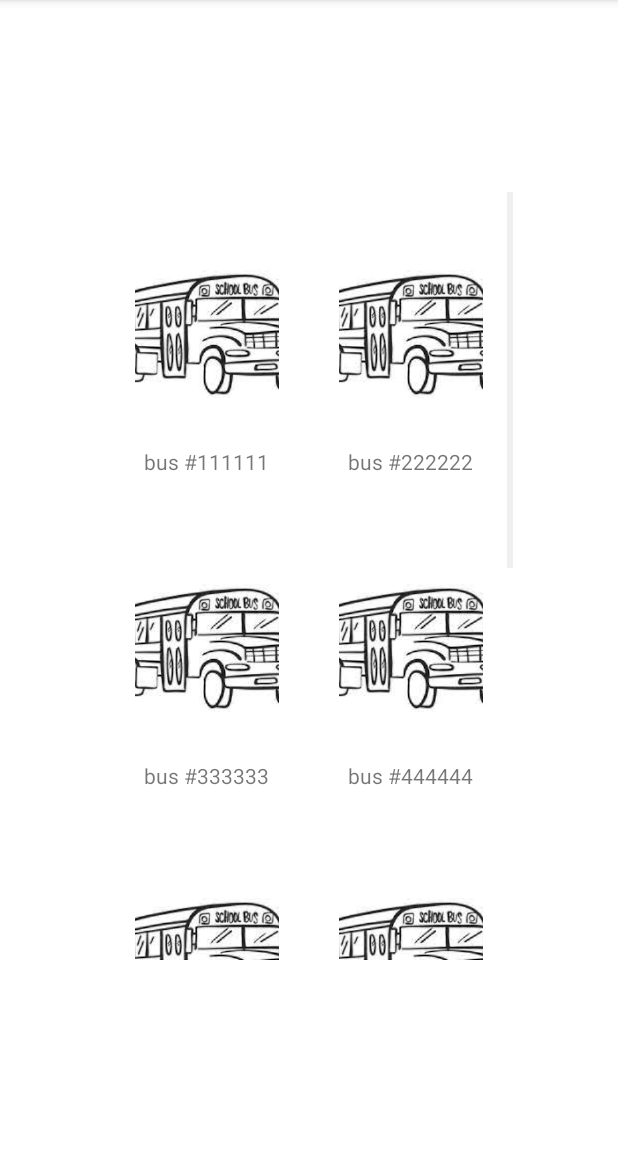
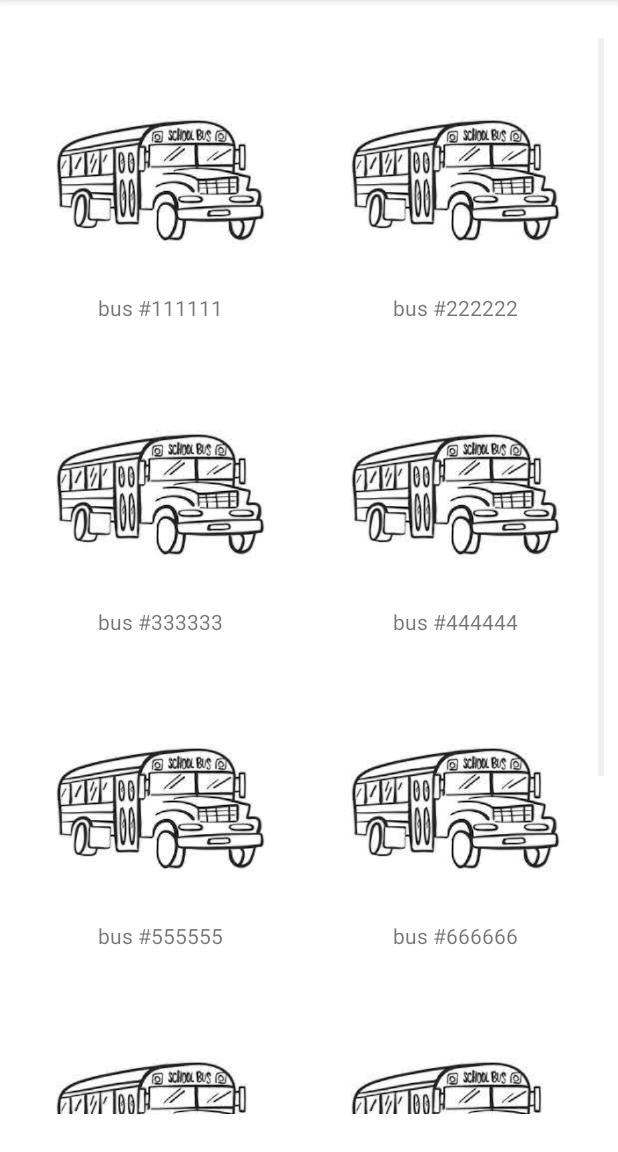
Before and after one commit to GershmanD/project_v2, an Android app: the TripScreen screen opened directly, with no data from a screen before it, on a phone screen of 412 x 824 dp, the part 84-1236 px from its top. Run offline under Robolectric (Android 15) with nearby library versions, the phone set to English and light mode, and no system bars.

Commit message:
i copies :)

```diff
--- a/app/src/main/java/com/example/myapplication/TripScreen.java
+++ b/app/src/main/java/com/example/myapplication/TripScreen.java
@@ -32,6 +32,7 @@ public class TripScreen extends AppCompatActivity {
         buses.add(new Bus(777777, "3037485"));
         buses.add(new Bus(888888, "3037485"));
         buses.add(new Bus(999999, "3037485"));
+        buses.add(new Bus(999999, "3037485"));
 
         adapter = new GridAdapter(TripScreen.this, buses);
         gridView.setAdapter(adapter);
--- a/app/src/main/res/layout/activity_trip_screen.xml
+++ b/app/src/main/res/layout/activity_trip_screen.xml
@@ -8,13 +8,13 @@
 
     <GridView
         android:id="@+id/gridview_buses_trip"
-        android:layout_width="272dp"
-        android:layout_height="512dp"
+        android:layout_width="394dp"
+        android:layout_height="717dp"
+        android:numColumns="2"
         app:layout_constraintBottom_toBottomOf="parent"
         app:layout_constraintEnd_toEndOf="parent"
+        app:layout_constraintHorizontal_bias="0.47"
         app:layout_constraintStart_toStartOf="parent"
-        app:layout_constraintTop_toTopOf="parent"
-        android:numColumns="2"
-        />
+        app:layout_constraintTop_toTopOf="parent" />
 
 </androidx.constraintlayout.widget.ConstraintLayout>
```
Also changed, not shown: app/src/main/java/com/example/myapplication/LogIn.java (+7 -0 lines).
